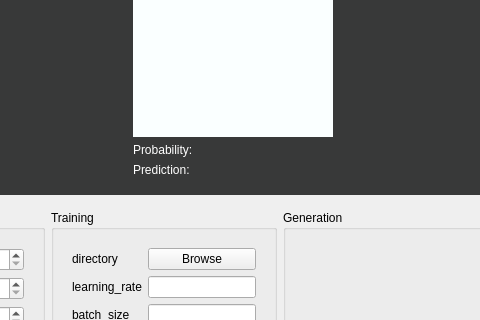
This is mainwindow.ui in temujin-lampasa/classifier_GUI as Qt 5 draws it before an edit; both pictures show x 160 to 640 and y 126 to 446 of the 800 by 670 pixel window. The edited form follows.
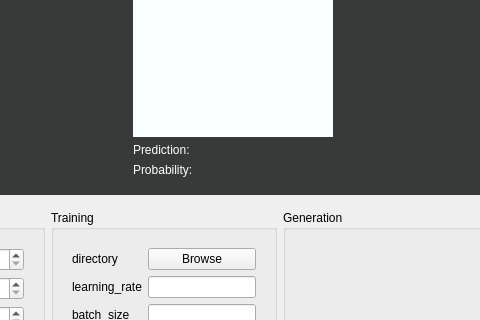
This is the edited form. Custom widgets are drawn as their Qt base class.

Commit message: Swap label positions

```diff
--- a/mainwindow.ui
+++ b/mainwindow.ui
@@ -1008,16 +1008,16 @@
               </widget>
              </item>
              <item>
-              <widget class="QLabel" name="probability_label">
+              <widget class="QLabel" name="prediction_label">
                <property name="text">
-                <string>Probability:</string>
+                <string>Prediction:</string>
                </property>
               </widget>
              </item>
              <item>
-              <widget class="QLabel" name="prediction_label">
+              <widget class="QLabel" name="probability_label">
                <property name="text">
-                <string>Prediction:</string>
+                <string>Probability:</string>
                </property>
               </widget>
              </item>
```
The commit also changes 1 other file.
